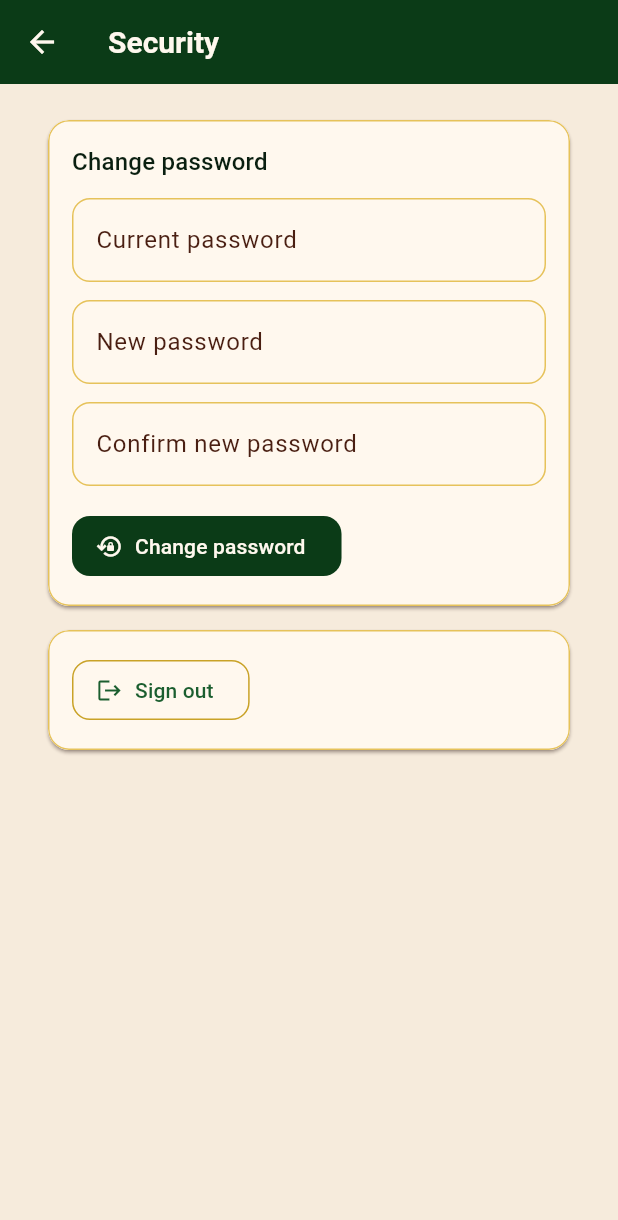
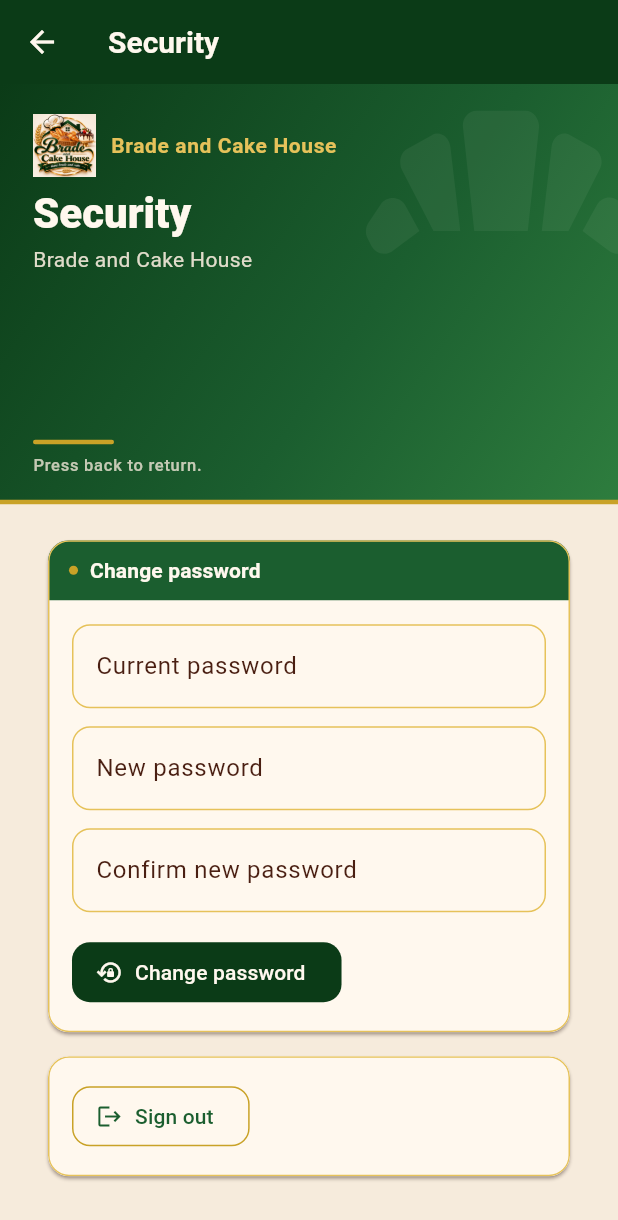
Before and after one commit to saidburte-netizen/Seid-abdure, a Flutter app: the SecurityScreen screen opened directly, on a phone screen of 412 x 824 dp. Shown: the top 1220 px of the screen. Run offline on Flutter 3.47's test engine with Material 3 defaults, Android fonts, the phone set to English and light mode, and no system bars; our stand-ins replace connectivity_plus, flutter_riverpod, go_router, image_picker, package_info_plus, pdf and 3 more; accounts and stored records are empty.

Commit message:
Add green hero system and dashboard branding

```diff
--- a/lib/l10n/app_am.arb
+++ b/lib/l10n/app_am.arb
@@ -164,5 +164,6 @@
   "exportSaved": "ላኪው ተቀምጧል።",
   "pressBackToReturn": "ለመመለስ ተመለስ ይጫኑ።",
   "saving": "በመቀመጥ ላይ…",
-  "signOutConfirmation": "ከዚህ መለያ ውጣ?"
+  "signOutConfirmation": "ከዚህ መለያ ውጣ?",
+  "approvals": "ማጽደቆች"
 }
--- a/lib/l10n/app_en.arb
+++ b/lib/l10n/app_en.arb
@@ -164,5 +164,6 @@
   "exportSaved": "Export saved.",
   "pressBackToReturn": "Press back to return.",
   "saving": "Saving…",
-  "signOutConfirmation": "Sign out of this account?"
+  "signOutConfirmation": "Sign out of this account?",
+  "approvals": "Approvals"
 }
--- a/lib/l10n/app_localizations.dart
+++ b/lib/l10n/app_localizations.dart
@@ -1089,6 +1089,12 @@ abstract class AppLocalizations {
   /// In en, this message translates to:
   /// **'Sign out of this account?'**
   String get signOutConfirmation;
+
+  /// No description provided for @approvals.
+  ///
+  /// In en, this message translates to:
+  /// **'Approvals'**
+  String get approvals;
 }
 
 class _AppLocalizationsDelegate
--- a/lib/l10n/app_localizations_am.dart
+++ b/lib/l10n/app_localizations_am.dart
@@ -510,4 +510,7 @@ class AppLocalizationsAm extends AppLocalizations {
 
   @override
   String get signOutConfirmation => 'ከዚህ መለያ ውጣ?';
+
+  @override
+  String get approvals => 'ማጽደቆች';
 }
--- a/lib/l10n/app_localizations_en.dart
+++ b/lib/l10n/app_localizations_en.dart
@@ -524,4 +524,7 @@ class AppLocalizationsEn extends AppLocalizations {
 
   @override
   String get signOutConfirmation => 'Sign out of this account?';
+
+  @override
+  String get approvals => 'Approvals';
 }
--- a/lib/l10n/app_localizations_om.dart
+++ b/lib/l10n/app_localizations_om.dart
@@ -529,4 +529,7 @@ class AppLocalizationsOm extends AppLocalizations {
 
   @override
   String get signOutConfirmation => 'Herrega kana irraa ba\'uu?';
+
+  @override
+  String get approvals => 'Mirkaneessaa';
 }
--- a/lib/l10n/app_om.arb
+++ b/lib/l10n/app_om.arb
@@ -164,5 +164,6 @@
   "exportSaved": "Al-ergiin olkaa'ameera.",
   "pressBackToReturn": "Deebi'uuf deebi'ii tuqi.",
   "saving": "Olkaa'aa jira…",
-  "signOutConfirmation": "Herrega kana irraa ba'uu?"
+  "signOutConfirmation": "Herrega kana irraa ba'uu?",
+  "approvals": "Mirkaneessaa"
 }
--- a/lib/widgets/app_scaffold.dart
+++ b/lib/widgets/app_scaffold.dart
@@ -3,6 +3,7 @@ import 'package:flutter/services.dart';
 import 'package:go_router/go_router.dart';
 
 import '../l10n/app_localizations.dart';
+import 'brand_ui.dart';
 
 /// The shared page shell for every authenticated screen.
 ///
@@ -28,6 +29,11 @@ class AppScaffold extends StatefulWidget {
     this.showBack,
     this.bottomNavigationBar,
     this.resizeToAvoidBottomInset,
+    this.hero,
+    this.heroTitle,
+    this.heroSubtitle,
+    this.showHero = true,
+    this.heroHeightFactor = 0.34,
     super.key,
   });
 
@@ -41,6 +47,14 @@ class AppScaffold extends StatefulWidget {
   final bool? showBack;
   final Widget? bottomNavigationBar;
   final bool? resizeToAvoidBottomInset;
+
+  /// Overrides the automatic brand hero. Pass [showHero] false for immersive
+  /// screens such as the sign-in shell.
+  final Widget? hero;
+  final String? heroTitle;
+  final String? heroSubtitle;
+  final bool showHero;
+  final double heroHeightFactor;
 
   @override
   State<AppScaffold> createState() => _AppScaffoldState();
@@ -117,9 +131,27 @@ class _AppScaffoldState extends State<AppScaffold> {
       );
   }
 
+  String? get _titleText {
+    final title = widget.title;
+    if (title is Text) return title.data;
+    return widget.heroTitle;
+  }
+
   @override
   Widget build(BuildContext context) {
     final strings = AppLocalizations.of(context);
+    final keyboardOpen = MediaQuery.viewInsetsOf(context).bottom > 0;
+    final heroWidget = widget.hero ??
+        (widget.showHero
+            ? AppHeroHeader(
+                title:
+                    _titleText ??
+                    widget.heroTitle ??
+                    strings.appTitle,
+                subtitle: widget.heroSubtitle ?? strings.appTitle,
+                heightFactor: widget.heroHeightFactor,
+              )
+            : null);
     final leading = !_showBack
         ? (widget.drawer == null
               ? null
@@ -166,7 +198,14 @@ class _AppScaffoldState extends State<AppScaffold> {
           title: widget.title,
           actions: appBarActions,
         ),
-        body: widget.body,
+        body: heroWidget == null || keyboardOpen
+            ? widget.body
+            : Column(
+                children: [
+                  heroWidget,
+                  Expanded(child: widget.body),
+                ],
+              ),
         floatingActionButton: widget.floatingActionButton,
         bottomNavigationBar: widget.bottomNavigationBar,
         resizeToAvoidBottomInset: widget.resizeToAvoidBottomInset,
--- /dev/null
+++ b/lib/widgets/brand_ui.dart
@@ -0,0 +1,330 @@
+import 'package:flutter/material.dart';
+
+import '../brand/brand.dart';
+import '../l10n/app_localizations.dart';
+import '../theme/app_theme.dart';
+
+/// The shared green hero band used at the top of every working screen.
+///
+/// It keeps the brand rule consistent across the app: a rich green top third,
+/// cream content below, and gold accents. Screens never hard-code colours.
+class AppHeroHeader extends StatelessWidget {
+  const AppHeroHeader({
+    required this.title,
+    this.subtitle,
+    this.kicker,
+    this.trailing,
+    this.heightFactor = 0.34,
+    super.key,
+  });
+
+  final String title;
+  final String? subtitle;
+  final String? kicker;
+  final Widget? trailing;
+  final double heightFactor;
+
+  @override
+  Widget build(BuildContext context) {
+    final strings = AppLocalizations.of(context);
+    final height = (MediaQuery.sizeOf(context).height * heightFactor).clamp(
+      220.0,
+      370.0,
+    );
+    return SizedBox(
+      height: height,
+      width: double.infinity,
+      child: DecoratedBox(
+        decoration: const BoxDecoration(
+          gradient: LinearGradient(
+            begin: Alignment.topLeft,
+            end: Alignment.bottomRight,
+            colors: [
+              BrandColors.deepGreen,
+              BrandColors.forestGreen,
+              BrandColors.leafGreen,
+            ],
+            stops: [0, 0.58, 1],
+          ),
+          border: Border(
+            bottom: BorderSide(color: BrandColors.gold, width: 3),
+          ),
+        ),
+        child: Stack(
+          children: [
+            Positioned(
+              right: -42,
+              top: -52,
+              child: Icon(
+                Icons.bakery_dining,
+                size: 240,
+                color: BrandColors.ivory.withValues(alpha: 0.055),
+              ),
+            ),
+            Padding(
+              padding: const EdgeInsets.fromLTRB(22, 20, 22, 18),
+              child: Row(
+                crossAxisAlignment: CrossAxisAlignment.start,
+                children: [
+                  Expanded(
+                    child: Column(
+                      crossAxisAlignment: CrossAxisAlignment.start,
+                      mainAxisAlignment: MainAxisAlignment.end,
+                      children: [
+                        Row(
+                          children: [
+                            Image.asset(Brand.logoAsset, width: 42, height: 42),
+                            const SizedBox(width: 10),
+                            Flexible(
+                              child: Text(
+                                kicker ??
+                                    AppLocalizations.of(context).appTitle,
+                                maxLines: 1,
+                                overflow: TextOverflow.ellipsis,
+                                style: Theme.of(context).textTheme.labelLarge
+                                    ?.copyWith(
+                                      color: BrandColors.lightGold,
+                                      fontWeight: FontWeight.w700,
+                                      letterSpacing: 0.4,
+                                    ),
+                              ),
+                            ),
+                          ],
+                        ),
+                        const SizedBox(height: 10),
+                        Text(
+                          title,
+                          maxLines: 2,
+                          overflow: TextOverflow.ellipsis,
+                          style: Theme.of(context).textTheme.headlineMedium
+                              ?.copyWith(
+                                color: BrandColors.ivory,
+                                fontWeight: FontWeight.w800,
+                                height: 1.05,
+                              ),
+                        ),
+                        const SizedBox(height: 6),
+                        Text(
+                          subtitle ?? Brand.slogan,
+                          maxLines: 2,
+                          overflow: TextOverflow.ellipsis,
+                          style: Theme.of(context).textTheme.bodyMedium
+                              ?.copyWith(
+                                color: BrandColors.cream.withValues(alpha: 0.9),
+                              ),
+                        ),
+                        const Spacer(),
+                        Container(
+                          height: 3,
+                          width: 54,
+                          decoration: const BoxDecoration(
+                            color: BrandColors.gold,
+                            borderRadius: BorderRadius.all(
+                              Radius.circular(99),
+                            ),
+                          ),
+                        ),
+                        const SizedBox(height: 6),
+                        Text(
+                          strings.pressBackToReturn,
+                          style: Theme.of(context).textTheme.labelSmall
+                              ?.copyWith(
+                                color: BrandColors.cream.withValues(
+                                  alpha: 0.78,
+                                ),
+                              ),
+                        ),
+                      ],
+                    ),
+                  ),
+                  if (trailing != null) ...[
+                    const SizedBox(width: 12),
+                    trailing!,
+                  ],
+                ],
+              ),
+            ),
+          ],
+        ),
+      ),
+    );
+  }
+}
+
+/// A green summary card with cream text, used for KPI and quick facts.
+class KpiCard extends StatelessWidget {
+  const KpiCard({
+    required this.label,
+    required this.value,
+    this.icon,
+    this.onTap,
+    super.key,
+  });
+
+  final String label;
+  final String value;
+  final IconData? icon;
+  final VoidCallback? onTap;
+
+  @override
+  Widget build(BuildContext context) => Card(
+    color: BrandColors.deepGreen,
+    clipBehavior: Clip.antiAlias,
+    shape: RoundedRectangleBorder(
+      borderRadius: BorderRadius.circular(16),
+      side: const BorderSide(color: BrandColors.gold, width: 1),
+    ),
+    child: InkWell(
+      onTap: onTap,
+      child: Padding(
+        padding: const EdgeInsets.all(16),
+        child: Column(
+          crossAxisAlignment: CrossAxisAlignment.start,
+          mainAxisSize: MainAxisSize.min,
+          children: [
+            Row(
+              children: [
+                if (icon != null) ...[
+                  Icon(icon, color: BrandColors.lightGold, size: 20),
+                  const SizedBox(width: 8),
+                ],
+                Expanded(
+                  child: Text(
+                    label,
+                    maxLines: 2,
+                    overflow: TextOverflow.ellipsis,
+                    style: Theme.of(context).textTheme.labelLarge?.copyWith(
+                      color: BrandColors.cream,
+                      fontWeight: FontWeight.w600,
+                    ),
+                  ),
+                ),
+              ],
+            ),
+            const SizedBox(height: 12),
+            Text(
+              value,
+              maxLines: 1,
+              overflow: TextOverflow.ellipsis,
+              style: Theme.of(context).textTheme.headlineSmall?.copyWith(
+                color: BrandColors.ivory,
+                fontWeight: FontWeight.w800,
+              ),
+            ),
+          ],
+        ),
+      ),
+    ),
+  );
+}
+
+/// An ivory content card with a thin gold/green border.
+class AppCard extends StatelessWidget {
+  const AppCard({
+    required this.child,
+    this.title,
+    this.trailing,
+    this.padding = const EdgeInsets.all(16),
+    this.margin = const EdgeInsets.symmetric(horizontal: 16, vertical: 8),
+    super.key,
+  });
+
+  final Widget child;
+  final String? title;
+  final Widget? trailing;
+  final EdgeInsets padding;
+  final EdgeInsets margin;
+
+  @override
+  Widget build(BuildContext context) => Card(
+    margin: margin,
+    clipBehavior: Clip.antiAlias,
+    child: Column(
+      crossAxisAlignment: CrossAxisAlignment.stretch,
+      children: [
+        if (title != null)
+          Container(
+            color: BrandColors.forestGreen,
+            padding: const EdgeInsets.symmetric(horizontal: 14, vertical: 10),
+            child: Row(
+              children: [
+                Container(
+                  width: 6,
+                  height: 6,
+                  decoration: const BoxDecoration(
+                    color: BrandColors.gold,
+                    shape: BoxShape.circle,
+                  ),
+                ),
+                const SizedBox(width: 8),
+                Expanded(
+                  child: Text(
+                    title!,
+                    style: Theme.of(context).textTheme.titleSmall?.copyWith(
+                      color: BrandColors.ivory,
+                      fontWeight: FontWeight.w700,
+                    ),
+                  ),
+                ),
+                if (trailing != null) trailing!,
+              ],
+            ),
+          ),
+        Padding(padding: padding, child: child),
+      ],
+    ),
+  );
+}
+
+/// A compact green section title bar for long cream lists.
+class SectionBar extends StatelessWidget {
+  const SectionBar({
+    required this.title,
+    this.subtitle,
+    this.trailing,
+    super.key,
+  });
+
+  final String title;
+  final String? subtitle;
+  final Widget? trailing;
+
+  @override
+  Widget build(BuildContext context) => Container(
+    margin: const EdgeInsets.fromLTRB(16, 18, 16, 6),
+    padding: const EdgeInsets.symmetric(horizontal: 16, vertical: 12),
+    decoration: const BoxDecoration(
+      color: BrandColors.forestGreen,
+      borderRadius: BorderRadius.all(Radius.circular(12)),
+      border: Border.fromBorderSide(
+        BorderSide(color: BrandColors.gold, width: 1),
+      ),
+    ),
+    child: Row(
+      children: [
+        Expanded(
+          child: Column(
+            crossAxisAlignment: CrossAxisAlignment.start,
+            children: [
+              Text(
+                title,
+                style: Theme.of(context).textTheme.titleMedium?.copyWith(
+                  color: BrandColors.ivory,
+                  fontWeight: FontWeight.w700,
+                ),
+              ),
+              if (subtitle != null)
+                Text(
+                  subtitle!,
+                  style: Theme.of(context).textTheme.bodySmall?.copyWith(
+                    color: BrandColors.cream.withValues(alpha: 0.85),
+                  ),
+                ),
+            ],
+          ),
+        ),
+        if (trailing != null) trailing!,
+      ],
+    ),
+  );
+}
```
Also changed, not shown: lib/screens/dashboard_screen.dart (+77 -84 lines), lib/widgets/common.dart (+33 -76 lines), lib/widgets/module_scaffold.dart (+22 -4 lines), 1 other file.
